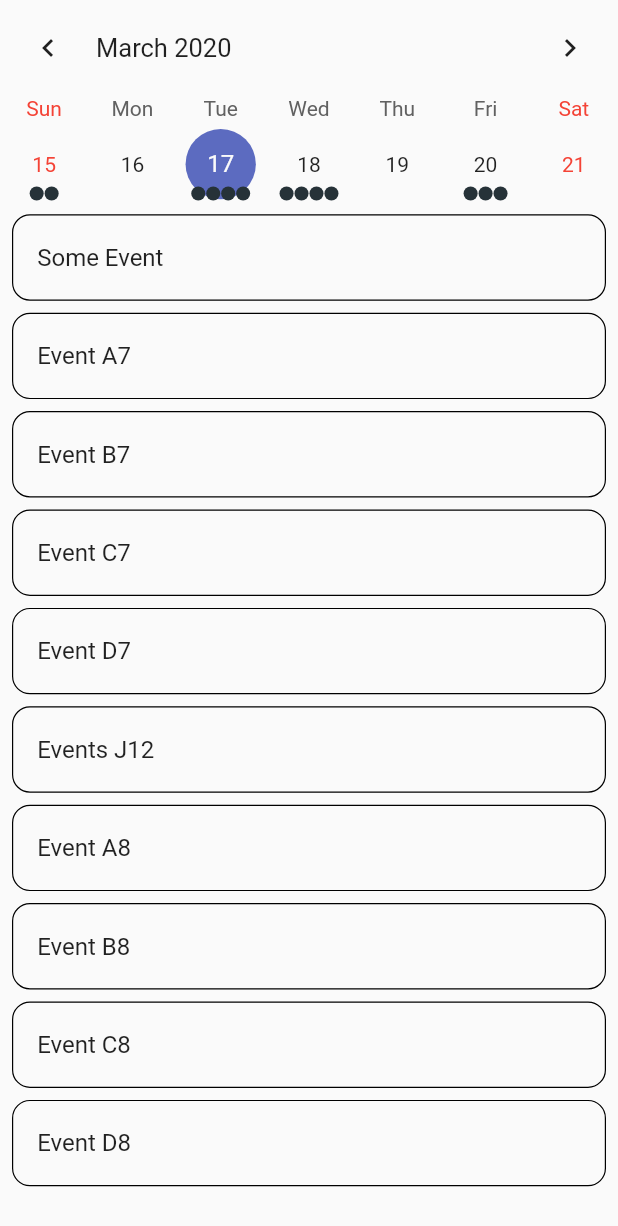
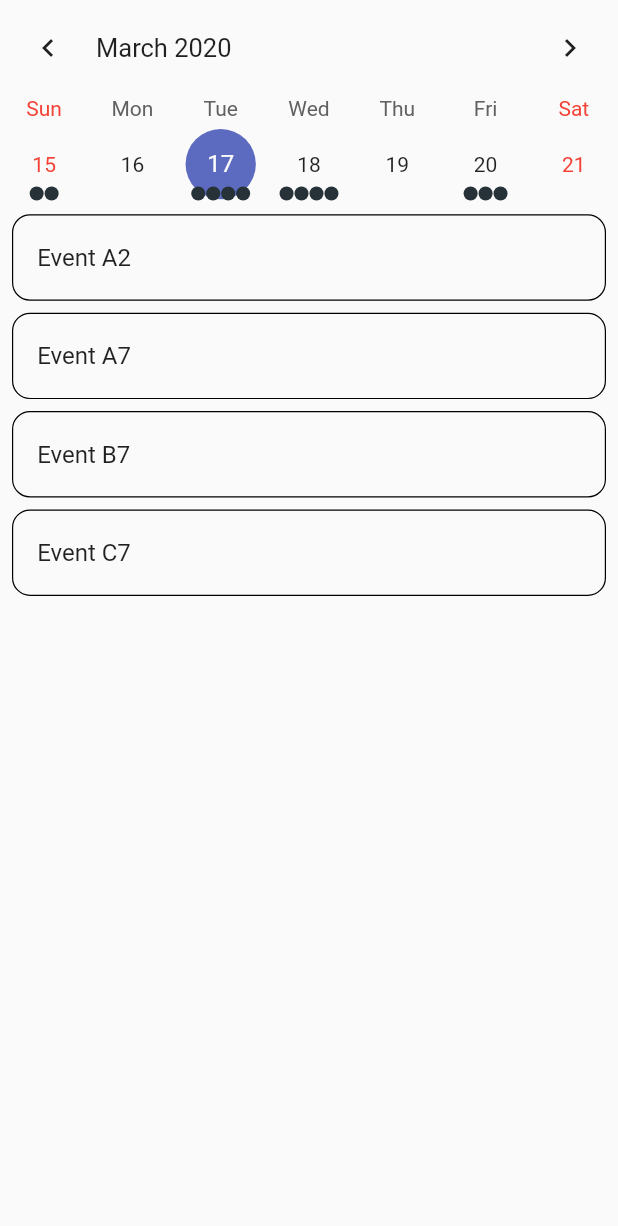
Before and after one commit to Drilbur-CST126/Zoo-App, a Flutter app: the CalendarPage widget shown alone on an empty page, opened directly, on a phone screen of 412 x 824 dp. Shown: the top 1226 px of the screen. Run offline on Flutter 3.47's test engine with Material 2 defaults, Android fonts, the phone set to English and light mode, and no system bars; drawn by our look-alikes of table_calendar; our stand-ins replace carousel_pro, test_api.

Commit message:
Got what little I needed done before the pull request.

```diff
--- a/lib/Calendar.dart
+++ b/lib/Calendar.dart
@@ -23,13 +23,13 @@ class CalendarState extends State<CalendarPage>{
       _selectedDay.subtract(Duration(days: 10)): ['Event A4', 'Event B4', 'Event C4'],
       _selectedDay.subtract(Duration(days: 4)): ['Event A5', 'Event B5', 'Event C5'],
       _selectedDay.subtract(Duration(days: 2)): ['Event A6', 'Event B6'],
-      _selectedDay: ['Some Event', 'Event A7', 'Event B7', 'Event C7', 'Event D7', 'Events J12', 'Event A8', 'Event B8', 'Event C8', 'Event D8'],
+      _selectedDay: ['Event A2', 'Event A7', 'Event B7', 'Event C7'],
       _selectedDay.add(Duration(days: 1)): ['Event A8', 'Event B8', 'Event C8', 'Event D8'],
       _selectedDay.add(Duration(days: 3)): ['Event A9', 'Event A9', 'Event B9'],
       _selectedDay.add(Duration(days: 7)): ['Event A10', 'Event B10', 'Event C10'],
     };
 
-    _selectedEvents = _events[_selectedDay] ?? [];
+    _selectedEvents = _events[_selectedDay];
   }
 
   @override
```
